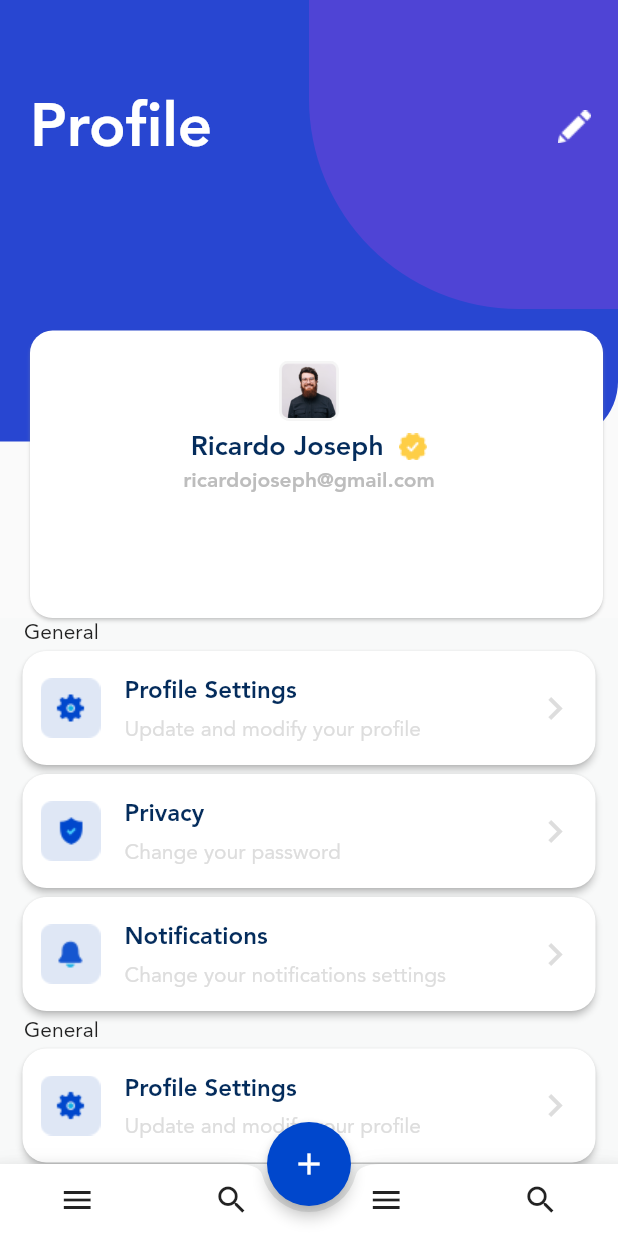
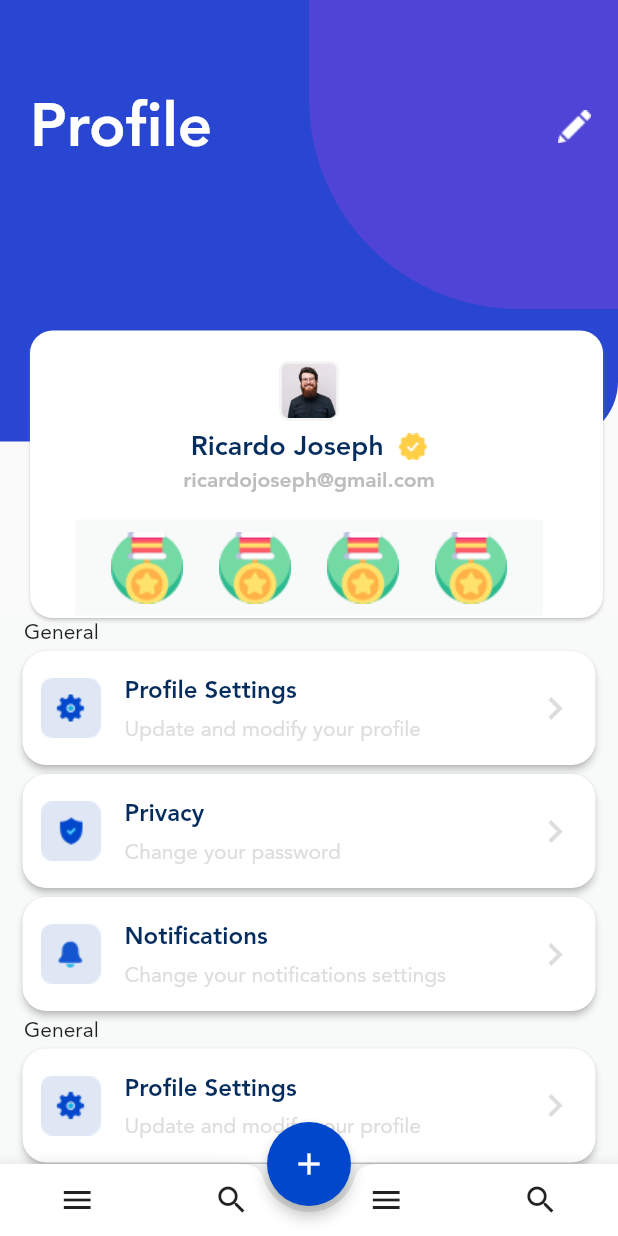
Before and after one commit to lintdeveloper/freelancer_ui_test, a Flutter app: the screen it shows after launch, on a phone screen of 412 x 824 dp. Run offline on Flutter 3.47's test engine with Material 2 defaults, Android fonts, the phone set to English and light mode, and no system bars.

```diff
--- a/lib/widgets/profile_card.dart
+++ b/lib/widgets/profile_card.dart
@@ -24,7 +24,11 @@ class ProfileCard extends StatelessWidget {
             child: Column(
               crossAxisAlignment: CrossAxisAlignment.center,
               children: <Widget>[
-                Image.asset("assets/images/ricardo.png", height: 40, width: 50,),
+                Image.asset(
+                  "assets/images/ricardo.png",
+                  height: 40,
+                  width: 80,
+                ),
                 SizedBox(
                   height: 5,
                 ),
@@ -44,12 +48,30 @@ class ProfileCard extends StatelessWidget {
                     ),
                     Image.asset("assets/images/verified.png")
                   ],
-
                 ),
-                Text(
-                  profile.userEmail,
-
-                  style: TextStyle(color: Colors.grey.shade400, fontWeight: FontWeight.w700, fontSize: 14.0 )
+                Text(profile.userEmail,
+                    style: TextStyle(
+                        color: Colors.grey.shade400,
+                        fontWeight: FontWeight.w700,
+                        fontSize: 14.0)),
+                SizedBox(height: 15.0),
+                Container(
+                  width: _media.width,
+                  color: Color.fromRGBO(248, 249, 249, 1),
+                  margin: EdgeInsets.only(top: 2.0, bottom: 8.0),
+                  child: Container(
+                    margin: EdgeInsets.only(top: 8.0, bottom: 8.0),
+                    child: Row(
+                      mainAxisSize: MainAxisSize.max,
+                      mainAxisAlignment: MainAxisAlignment.spaceEvenly,
+                      children: <Widget>[
+                        Image.asset("assets/images/badge1.png"),
+                        Image.asset("assets/images/badge1.png"),
+                        Image.asset("assets/images/badge1.png"),
+                        Image.asset("assets/images/badge1.png")
+                      ],
+                    ),
+                  ),
                 )
               ],
             ),
--- a/pubspec.yaml
+++ b/pubspec.yaml
@@ -48,6 +48,10 @@ flutter:
    - assets/images/edit.png
    - assets/images/ricardo.png
    - assets/images/verified.png
+   - assets/images/badge1.png
+   - assets/images/badge2.png
+   - assets/images/badge3.png
+   - assets/images/badge4.png
 
   # An image asset can refer to one or more resolution-specific "variants", see
   # https://flutter.dev/assets-and-images/#resolution-aware.
```
Also changed, not shown: assets/images/badge1.png (added), assets/images/badge2.png (added), assets/images/badge3.png (added), assets/images/badge4.png (added). Lines whose indentation alone changed are shown as unchanged.
